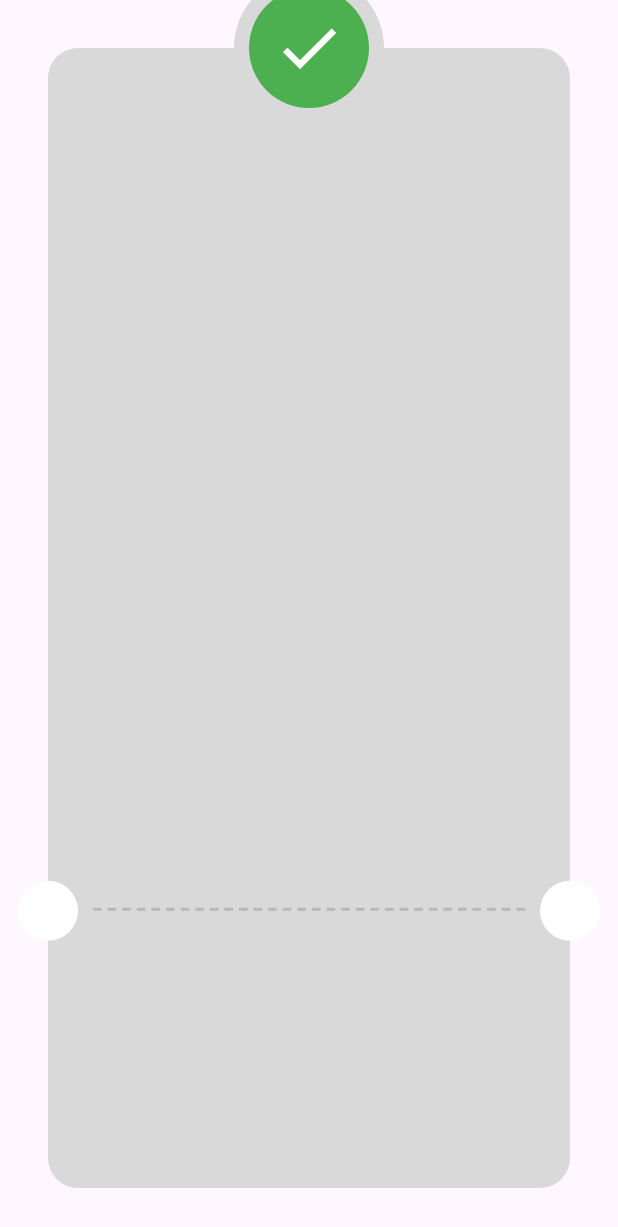
After one commit to ammar74/Payment-Integration, a Flutter app: the ThankYouView screen opened directly, on a phone screen of 412 x 824 dp. The commit adds this screen. Shown: the top 1227 px of the screen. Run offline on Flutter 3.47's test engine with Material 3 defaults, Android fonts, the phone set to English and light mode, and no system bars; our stand-ins replace flutter_credit_card, flutter_svg.

Commit message:
refactor UI

```diff
--- /dev/null
+++ b/lib/features/payment/presentation/views/thank_you_view.dart
@@ -0,0 +1,15 @@
+import 'package:flutter/material.dart';
+import 'package:payment/features/payment/presentation/views/widgets/thank_you_view_body.dart';
+
+class ThankYouView extends StatelessWidget {
+  const ThankYouView({super.key});
+
+  @override
+  Widget build(BuildContext context) {
+    return const SafeArea(
+      child: Scaffold(
+        body: ThankYouViewBody(),
+      ),
+    );
+  }
+}
--- /dev/null
+++ b/lib/features/payment/presentation/views/widgets/custom_check_icon.dart
@@ -0,0 +1,24 @@
+import 'package:flutter/material.dart';
+
+class CustomCheckIcon extends StatelessWidget {
+  const CustomCheckIcon({
+    super.key,
+  });
+
+  @override
+  Widget build(BuildContext context) {
+    return CircleAvatar(
+      radius: 50,
+      backgroundColor: Color(0xFFD9D9D9),
+      child: CircleAvatar(
+        radius: 40,
+        backgroundColor: Colors.green,
+        child: Icon(
+          Icons.check,
+          size: 48,
+          color: Colors.white,
+        ),
+      ),
+    );
+  }
+}
--- /dev/null
+++ b/lib/features/payment/presentation/views/widgets/dashed_line.dart
@@ -0,0 +1,25 @@
+import 'package:flutter/material.dart';
+
+class CustomDashedLine extends StatelessWidget {
+  const CustomDashedLine({
+    super.key,
+  });
+
+  @override
+  Widget build(BuildContext context) {
+    return Row(
+      children: List.generate(
+        30,
+        (index) => Expanded(
+          child: Padding(
+            padding: const EdgeInsets.symmetric(horizontal: 2.0),
+            child: Container(
+              height: 2,
+              color: const Color(0xffB8B8B8),
+            ),
+          ),
+        ),
+      ),
+    );
+  }
+}
--- a/lib/features/payment/presentation/views/widgets/payment_details_view_body.dart
+++ b/lib/features/payment/presentation/views/widgets/payment_details_view_body.dart
@@ -1,5 +1,6 @@
 import 'package:flutter/material.dart';
 import 'package:payment/core/widgets/custom_button.dart';
+import 'package:payment/features/payment/presentation/views/thank_you_view.dart';
 import 'package:payment/features/payment/presentation/views/widgets/custom_credit_card.dart';
 import 'package:payment/features/payment/presentation/views/widgets/payment_methods_list_view.dart';
 
@@ -39,6 +40,10 @@ class _PaymentDetailsViewBodyState extends State<PaymentDetailsViewBody> {
                     if (formKey.currentState!.validate()) {
                       formKey.currentState!.save();
                     } else {
+                      Navigator.of(context)
+                          .push(MaterialPageRoute(builder: (context) {
+                        return const ThankYouView();
+                      }));
                       autovalidateMode = AutovalidateMode.always;
                     }
                   },
--- /dev/null
+++ b/lib/features/payment/presentation/views/widgets/thank_you_card.dart
@@ -0,0 +1,19 @@
+import 'package:flutter/material.dart';
+
+class ThankYouCard extends StatelessWidget {
+  const ThankYouCard({
+    super.key,
+  });
+
+  @override
+  Widget build(BuildContext context) {
+    return Container(
+      decoration: ShapeDecoration(
+        color: const Color(0xFFD9D9D9),
+        shape: RoundedRectangleBorder(
+          borderRadius: BorderRadius.circular(20),
+        ),
+      ),
+    );
+  }
+}
--- /dev/null
+++ b/lib/features/payment/presentation/views/widgets/thank_you_view_body.dart
@@ -0,0 +1,44 @@
+import 'package:flutter/material.dart';
+import 'package:payment/features/payment/presentation/views/widgets/custom_check_icon.dart';
+import 'package:payment/features/payment/presentation/views/widgets/dashed_line.dart';
+import 'package:payment/features/payment/presentation/views/widgets/thank_you_card.dart';
+
+class ThankYouViewBody extends StatelessWidget {
+  const ThankYouViewBody({super.key});
+
+  @override
+  Widget build(BuildContext context) {
+    return Padding(
+      padding: const EdgeInsets.all(32),
+      child: Stack(clipBehavior: Clip.none, children: [
+        const ThankYouCard(),
+        Positioned(
+          bottom: MediaQuery.sizeOf(context).height * 0.2 + 20,
+          left: 20 + 8,
+          right: 20 + 8,
+          child: const CustomDashedLine(),
+        ),
+        Positioned(
+          bottom: MediaQuery.sizeOf(context).height * .2,
+          left: -20,
+          child: const CircleAvatar(
+            backgroundColor: Colors.white,
+          ),
+        ),
+        Positioned(
+          bottom: MediaQuery.sizeOf(context).height * .2,
+          right: -20,
+          child: const CircleAvatar(
+            backgroundColor: Colors.white,
+          ),
+        ),
+        const Positioned(
+          left: 0,
+          right: 0,
+          top: -50,
+          child: CustomCheckIcon(),
+        )
+      ]),
+    );
+  }
+}
```
